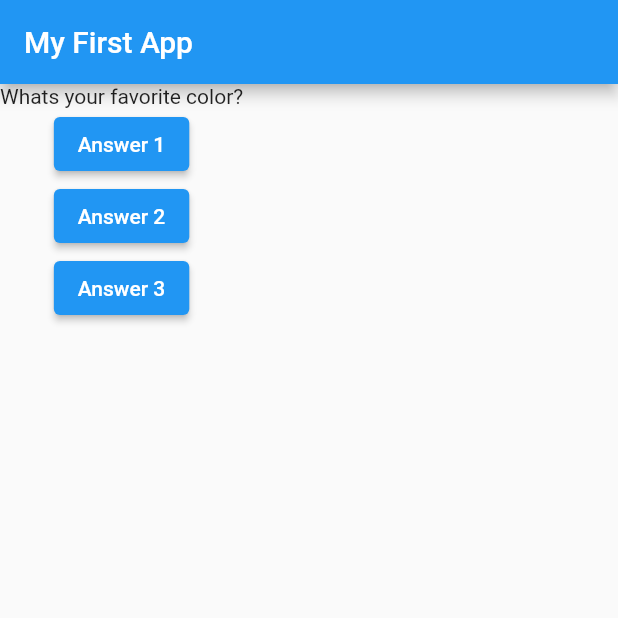
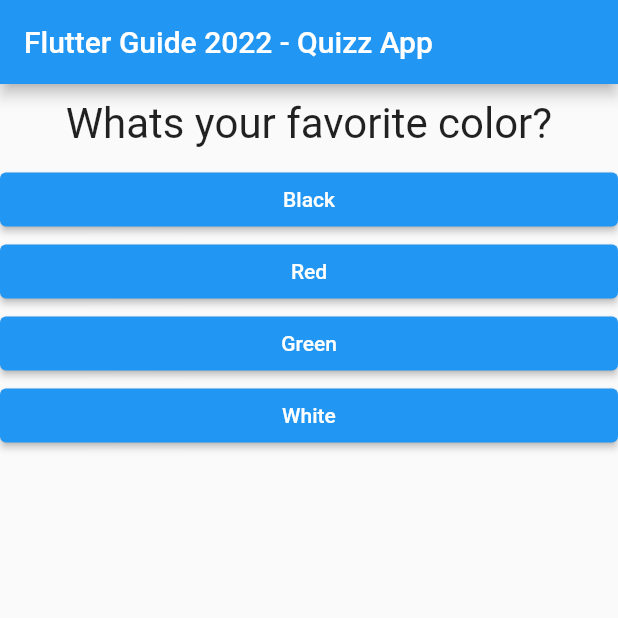
Before and after one commit to Pedro-Costa123/flutter_guide_2022_quizz_app, a Flutter app: the screen it shows after launch, on a phone screen of 412 x 824 dp, the top half of it. Run offline on Flutter 3.47's test engine with Material 2 defaults, Android fonts, the phone set to English and light mode, and no system bars.

Commit message:
Section 2 : 47

```diff
--- /dev/null
+++ b/lib/answer.dart
@@ -0,0 +1,23 @@
+import 'package:flutter/material.dart';
+
+class Answer extends StatelessWidget {
+  final Function selectHandler;
+  final String answerText;
+
+  Answer(this.selectHandler, this.answerText);
+
+  @override
+  Widget build(BuildContext context) {
+    return Container(
+      width: double.infinity,
+      child: ElevatedButton(
+        style: ButtonStyle(
+          backgroundColor: MaterialStateProperty.all(Colors.blue),
+          foregroundColor: MaterialStateProperty.all(Colors.white),
+        ),
+        child: Text(answerText),
+        onPressed: selectHandler,
+      ),
+    );
+  }
+}
--- a/lib/main.dart
+++ b/lib/main.dart
@@ -1,4 +1,7 @@
 import 'package:flutter/material.dart';
+
+import './question.dart';
+import './answer.dart';
 
 //void main() {
 //  runApp(MyApp());
@@ -6,42 +9,53 @@ import 'package:flutter/material.dart';
 
 void main() => runApp(MyApp());
 
-class MyApp extends StatelessWidget {
-  var questionIndex = 0;
+class MyApp extends StatefulWidget {
 
-  void answerQuestion() {
-    questionIndex++;
-    print(questionIndex);
+  @override
+  State<StatefulWidget> createState() {
+    return _MyAppState();
+  }
+}
+
+class _MyAppState extends State<MyApp> {
+  var _questionIndex = 0;
+
+  void _answerQuestion() {
+    setState(() {
+      _questionIndex++;
+    });
+    print(_questionIndex);
   }
 
   @override
   Widget build(BuildContext context) {
-    var questions = [
-      'Whats your favorite color?',
-      'Whats your favorite animal'
+    const questions = [
+      {
+        'questionText':'Whats your favorite color?',
+        'answers':['Black', 'Red', 'Green', 'White'],
+      },
+      {
+        'questionText':'Whats your favorite animal?',
+        'answers':['Rabbit', 'Snake', 'Elephant', 'Lion'],
+      },
+      {
+        'questionText':'Who is your favorite instructor?',
+        'answers':['Max', 'Max', 'Max', 'Max'],
+      },
     ];
     return MaterialApp(
       home: Scaffold(
         appBar: AppBar(
-          title: Text('My First App'),
+          title: Text('Flutter Guide 2022 - Quizz App'),
         ),
         body: Column(
           children: [
-            Text(
-                questions[questionIndex]
+            Question(
+                questions[_questionIndex]['questionText']
             ),
-            ElevatedButton(
-                child: Text('Answer 1'),
-                onPressed: answerQuestion,
-            ),
-            ElevatedButton(
-                child: Text('Answer 2'),
-                onPressed: () => print('Answer 2 chosen!'),
-            ),
-            ElevatedButton(
-                child: Text('Answer 3'),
-                onPressed: answerQuestion,
-            ),
+            ...(questions[_questionIndex]['answers'] as List<String>)
+                .map((answer) => Answer(_answerQuestion, answer)
+            ).toList(),
           ],
         ),
       ),
--- /dev/null
+++ b/lib/question.dart
@@ -0,0 +1,22 @@
+import 'package:flutter/material.dart';
+
+class Question extends StatelessWidget {
+  final String questionText;
+
+  Question(this.questionText);
+
+  @override
+  Widget build(BuildContext context) {
+    return Container(
+      width: double.infinity,
+      margin: EdgeInsets.all(10),
+      child: Text(
+        questionText,
+        style: TextStyle(
+            fontSize: 28
+        ),
+        textAlign: TextAlign.center,
+      ),
+    );
+  }
+}
```
